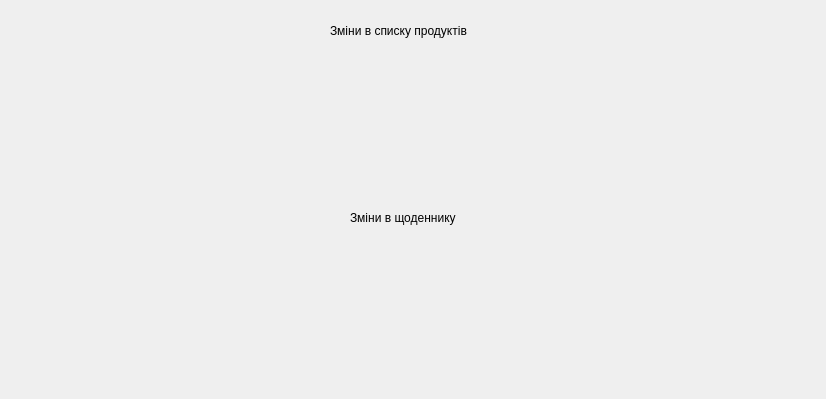
Above: foodchangeinfo.ui from Stalkeroid13/Health_statistic before the change. Below: the same form after it.
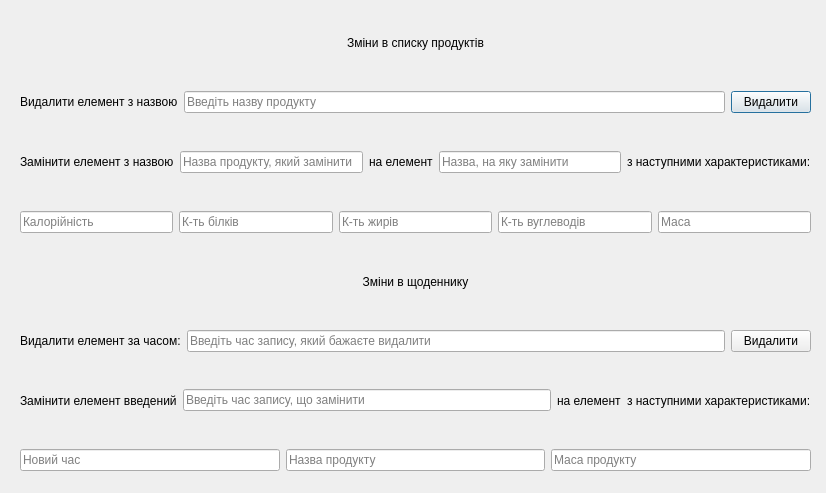
That is the form after the change.

```diff
--- a/foodchangeinfo.ui
+++ b/foodchangeinfo.ui
@@ -7,37 +7,237 @@
     <x>0</x>
     <y>0</y>
     <width>826</width>
-    <height>399</height>
+    <height>493</height>
    </rect>
   </property>
   <property name="windowTitle">
    <string>Dialog</string>
   </property>
-  <widget class="QLabel" name="label">
+  <widget class="QWidget" name="verticalLayoutWidget_2">
    <property name="geometry">
     <rect>
-     <x>330</x>
-     <y>20</y>
-     <width>151</width>
-     <height>21</height>
+     <x>20</x>
+     <y>0</y>
+     <width>791</width>
+     <height>471</height>
     </rect>
    </property>
-   <property name="text">
-    <string>Зміни в списку продуктів</string>
-   </property>
-  </widget>
-  <widget class="QLabel" name="label_2">
-   <property name="geometry">
-    <rect>
-     <x>350</x>
-     <y>210</y>
-     <width>111</width>
-     <height>16</height>
-    </rect>
-   </property>
-   <property name="text">
-    <string>Зміни в щоденнику</string>
-   </property>
+   <layout class="QVBoxLayout" name="verticalLayout_2">
+    <item>
+     <widget class="QLabel" name="label">
+      <property name="text">
+       <string>Зміни в списку продуктів</string>
+      </property>
+      <property name="alignment">
+       <set>Qt::AlignmentFlag::AlignCenter</set>
+      </property>
+     </widget>
+    </item>
+    <item>
+     <layout class="QHBoxLayout" name="horizontalLayout_2">
+      <item>
+       <widget class="QLabel" name="label_4">
+        <property name="text">
+         <string>Видалити елемент з назвою</string>
+        </property>
+       </widget>
+      </item>
+      <item>
+       <widget class="QLineEdit" name="lineEdit_2">
+        <property name="placeholderText">
+         <string>Введіть назву продукту</string>
+        </property>
+       </widget>
+      </item>
+      <item>
+       <widget class="QPushButton" name="pushButton">
+        <property name="text">
+         <string>Видалити</string>
+        </property>
+       </widget>
+      </item>
+     </layout>
+    </item>
+    <item>
+     <layout class="QHBoxLayout" name="horizontalLayout_3">
+      <item>
+       <widget class="QLabel" name="label_5">
+        <property name="text">
+         <string>Замінити елемент з назвою</string>
+        </property>
+       </widget>
+      </item>
+      <item>
+       <widget class="QLineEdit" name="lineEdit_10">
+        <property name="placeholderText">
+         <string>Назва продукту, який замінити</string>
+        </property>
+       </widget>
+      </item>
+      <item>
+       <widget class="QLabel" name="label_6">
+        <property name="text">
+         <string>на елемент</string>
+        </property>
+       </widget>
+      </item>
+      <item>
+       <widget class="QLineEdit" name="lineEdit_4">
+        <property name="placeholderText">
+         <string>Назва, на яку замінити</string>
+        </property>
+       </widget>
+      </item>
+      <item>
+       <widget class="QLabel" name="label_7">
+        <property name="text">
+         <string>з наступними характеристиками:</string>
+        </property>
+       </widget>
+      </item>
+     </layout>
+    </item>
+    <item>
+     <layout class="QHBoxLayout" name="horizontalLayout">
+      <item>
+       <widget class="QLineEdit" name="lineEdit_5">
+        <property name="text">
+         <string/>
+        </property>
+        <property name="placeholderText">
+         <string>Калорійність</string>
+        </property>
+       </widget>
+      </item>
+      <item>
+       <widget class="QLineEdit" name="lineEdit_6">
+        <property name="text">
+         <string/>
+        </property>
+        <property name="placeholderText">
+         <string>К-ть білків</string>
+        </property>
+       </widget>
+      </item>
+      <item>
+       <widget class="QLineEdit" name="lineEdit_3">
+        <property name="placeholderText">
+         <string>К-ть жирів</string>
+        </property>
+       </widget>
+      </item>
+      <item>
+       <widget class="QLineEdit" name="lineEdit_7">
+        <property name="text">
+         <string/>
+        </property>
+        <property name="placeholderText">
+         <string>К-ть вуглеводів</string>
+        </property>
+       </widget>
+      </item>
+      <item>
+       <widget class="QLineEdit" name="lineEdit_8">
+        <property name="placeholderText">
+         <string>Маса</string>
+        </property>
+       </widget>
+      </item>
+     </layout>
+    </item>
+    <item>
+     <widget class="QLabel" name="label_2">
+      <property name="text">
+       <string>Зміни в щоденнику</string>
+      </property>
+      <property name="alignment">
+       <set>Qt::AlignmentFlag::AlignCenter</set>
+      </property>
+     </widget>
+    </item>
+    <item>
+     <layout class="QHBoxLayout" name="horizontalLayout_4">
+      <item>
+       <widget class="QLabel" name="label_8">
+        <property name="text">
+         <string>Видалити елемент за часом:</string>
+        </property>
+       </widget>
+      </item>
+      <item>
+       <widget class="QLineEdit" name="lineEdit_11">
+        <property name="placeholderText">
+         <string>Введіть час запису, який бажаєте видалити</string>
+        </property>
+       </widget>
+      </item>
+      <item>
+       <widget class="QPushButton" name="pushButton_2">
+        <property name="text">
+         <string>Видалити</string>
+        </property>
+       </widget>
+      </item>
+     </layout>
+    </item>
+    <item>
+     <layout class="QHBoxLayout" name="horizontalLayout_5">
+      <item>
+       <widget class="QLabel" name="label_9">
+        <property name="text">
+         <string>Замінити елемент введений</string>
+        </property>
+       </widget>
+      </item>
+      <item>
+       <widget class="QLineEdit" name="lineEdit_12">
+        <property name="placeholderText">
+         <string>Введіть час запису, що замінити</string>
+        </property>
+       </widget>
+      </item>
+      <item>
+       <widget class="QLabel" name="label_10">
+        <property name="text">
+         <string>на елемент</string>
+        </property>
+       </widget>
+      </item>
+      <item>
+       <widget class="QLabel" name="label_11">
+        <property name="text">
+         <string>з наступними характеристиками:</string>
+        </property>
+       </widget>
+      </item>
+     </layout>
+    </item>
+    <item>
+     <layout class="QHBoxLayout" name="horizontalLayout_11">
+      <item>
+       <widget class="QLineEdit" name="lineEdit_26">
+        <property name="placeholderText">
+         <string>Новий час</string>
+        </property>
+       </widget>
+      </item>
+      <item>
+       <widget class="QLineEdit" name="lineEdit_27">
+        <property name="placeholderText">
+         <string>Назва продукту</string>
+        </property>
+       </widget>
+      </item>
+      <item>
+       <widget class="QLineEdit" name="lineEdit_28">
+        <property name="placeholderText">
+         <string>Маса продукту</string>
+        </property>
+       </widget>
+      </item>
+     </layout>
+    </item>
+   </layout>
   </widget>
  </widget>
  <resources/>
```
